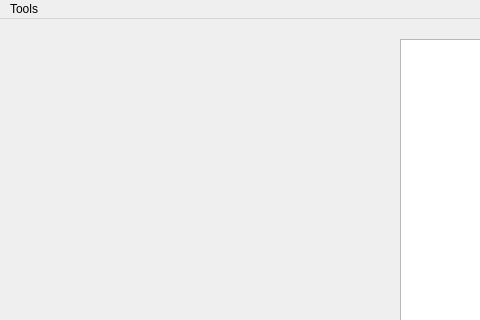
Before: the Qt Designer form phonebook.ui in DerrickChoy/LabThree, drawn with Qt 5; both pictures show x 0 to 480 and y 0 to 320 of the 800 by 600 pixel window.
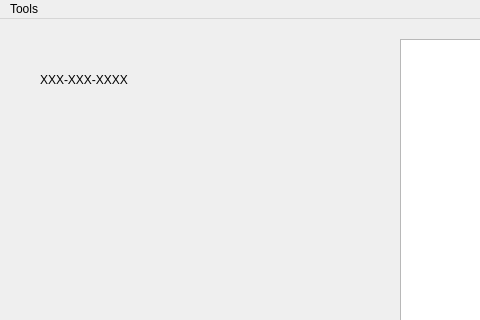
After: the same form once the commit is applied.

Patch:
```diff
--- a/phonebook.ui
+++ b/phonebook.ui
@@ -36,6 +36,19 @@
      <bool>false</bool>
     </attribute>
    </widget>
+   <widget class="QLabel" name="displayLabel">
+    <property name="geometry">
+     <rect>
+      <x>40</x>
+      <y>30</y>
+      <width>241</width>
+      <height>61</height>
+     </rect>
+    </property>
+    <property name="text">
+     <string>XXX-XXX-XXXX</string>
+    </property>
+   </widget>
   </widget>
   <widget class="QMenuBar" name="menubar">
    <property name="geometry">
```
